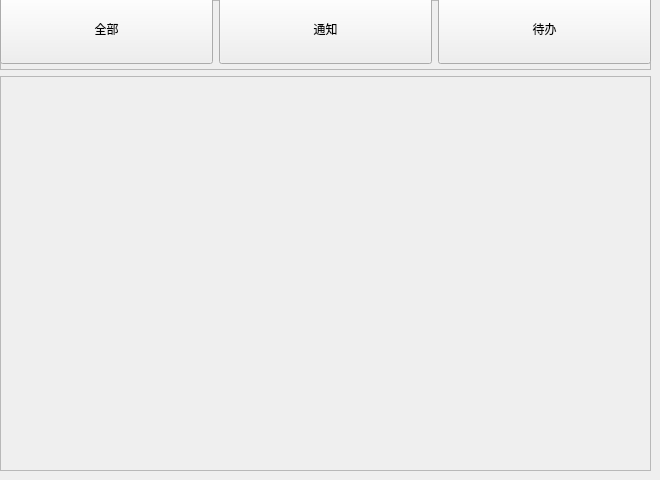
The window that stu/messagecenter.ui (125055006/NewFoolLuoJia) describes before a commit, drawn with Qt 5.
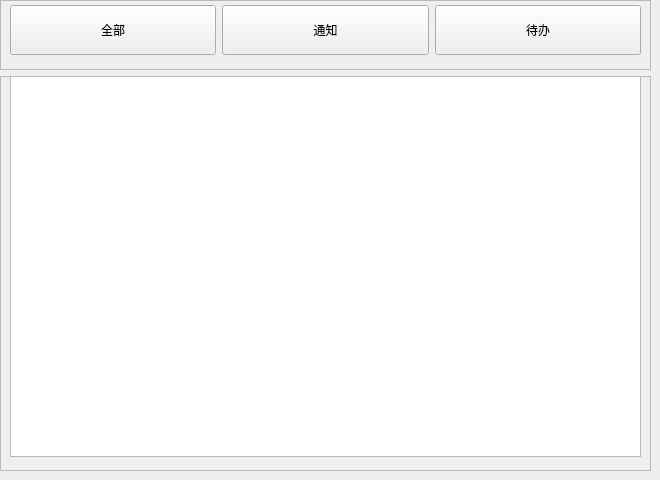
The same window after the commit.

What changed in the file:
```diff
--- a/stu/messagecenter.ui
+++ b/stu/messagecenter.ui
@@ -19,7 +19,7 @@
   <property name="windowTitle">
    <string>Form</string>
   </property>
-  <widget class="QWidget" name="">
+  <widget class="QWidget" name="layoutWidget">
    <property name="geometry">
     <rect>
      <x>0</x>
@@ -52,10 +52,10 @@
       <widget class="QWidget" name="">
        <property name="geometry">
         <rect>
-         <x>0</x>
-         <y>-31</y>
-         <width>651</width>
-         <height>121</height>
+         <x>10</x>
+         <y>0</y>
+         <width>631</width>
+         <height>61</height>
         </rect>
        </property>
        <layout class="QHBoxLayout" name="horizontalLayout">
@@ -63,16 +63,10 @@
          <widget class="QPushButton" name="All">
           <property name="minimumSize">
            <size>
-            <width>210</width>
+            <width>162</width>
             <height>50</height>
            </size>
           </property>
-          <property name="maximumSize">
-           <size>
-            <width>16777215</width>
-            <height>70</height>
-           </size>
-          </property>
           <property name="text">
            <string>全部</string>
           </property>
@@ -82,16 +76,10 @@
          <widget class="QPushButton" name="Notification">
           <property name="minimumSize">
            <size>
-            <width>211</width>
+            <width>161</width>
             <height>50</height>
            </size>
           </property>
-          <property name="maximumSize">
-           <size>
-            <width>16777215</width>
-            <height>70</height>
-           </size>
-          </property>
           <property name="text">
            <string>通知</string>
           </property>
@@ -101,16 +89,10 @@
          <widget class="QPushButton" name="To_Do">
           <property name="minimumSize">
            <size>
-            <width>210</width>
+            <width>162</width>
             <height>50</height>
            </size>
           </property>
-          <property name="maximumSize">
-           <size>
-            <width>16777215</width>
-            <height>70</height>
-           </size>
-          </property>
           <property name="text">
            <string>待办</string>
           </property>
@@ -134,6 +116,16 @@
       <property name="frameShadow">
        <enum>QFrame::Shadow::Raised</enum>
       </property>
+      <widget class="QListWidget" name="Content">
+       <property name="geometry">
+        <rect>
+         <x>10</x>
+         <y>0</y>
+         <width>631</width>
+         <height>381</height>
+        </rect>
+       </property>
+      </widget>
      </widget>
     </item>
    </layout>
```
Left out of the diff: 4 changed lines with no effect on the pictures.
